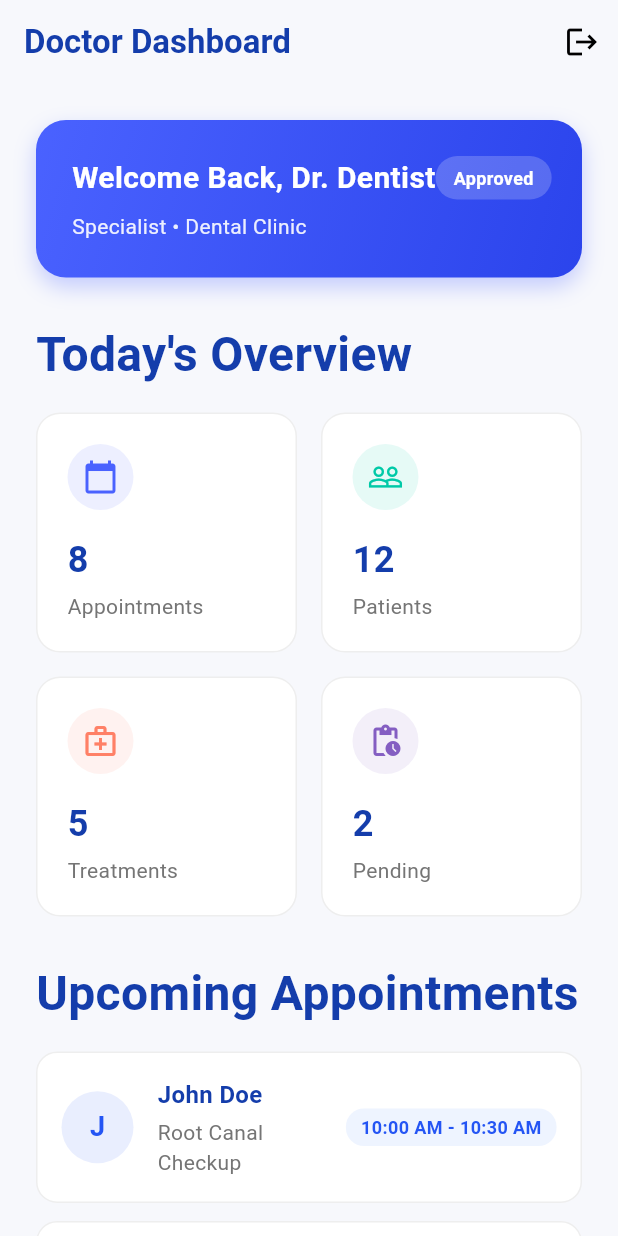
After one commit to TechAhamed01/dental_management_system, a Flutter app: the HomeScreen screen opened directly, on a phone screen of 412 x 824 dp. The commit adds this screen. Run offline on Flutter 3.47's test engine with Material 3 defaults, Android fonts, the phone set to English and light mode, and no system bars; our stand-ins replace file_picker, google_fonts; missing offline and left inert: bcrypt, dart_jsonwebtoken, serverpod, serverpod_auth_core_client, serverpod_auth_core_server, serverpod_auth_idp_client and 4 more; statements that could not run were skipped.

Commit message:
login issue in Dentist Cleared

```diff
--- a/dental/dental_server/lib/src/endpoints/auth_endpoint.dart
+++ b/dental/dental_server/lib/src/endpoints/auth_endpoint.dart
@@ -191,12 +191,6 @@ class AuthEndpoint extends Endpoint {
       throw Exception('Invalid email or password.');
     }
 
-    if (dentist.status == DentistStatus.pending) {
-      throw Exception('Your account is under review.');
-    } else if (dentist.status == DentistStatus.rejected) {
-      throw Exception('Your application has been rejected.');
-    }
-
     return dentist;
   }
 
--- /dev/null
+++ b/doctor/lib/controllers/login_controller.dart
@@ -0,0 +1,61 @@
+import 'package:flutter/material.dart';
+import 'package:dental_client/dental_client.dart' as dc;
+import '../repositories/auth_repository.dart';
+
+class LoginController extends ChangeNotifier {
+  final AuthRepository _authRepository = AuthRepository();
+
+  bool _isLoading = false;
+  String? _errorMessage;
+  dc.Dentist? _currentDentist;
+
+  bool get isLoading => _isLoading;
+  String? get errorMessage => _errorMessage;
+  dc.Dentist? get currentDentist => _currentDentist;
+
+  Future<dc.Dentist?> login(String email, String password) async {
+    debugPrint("[LoginController] Login button pressed for email: $email");
+    _isLoading = true;
+    _errorMessage = null;
+    notifyListeners();
+
+    try {
+      final dentist = await _authRepository.login(email, password);
+      debugPrint("[LoginController] API response received: $dentist");
+      if (dentist != null) {
+        debugPrint("[LoginController] Dentist status received: ${dentist.status}");
+        _currentDentist = dentist;
+      } else {
+        _errorMessage = "Invalid credentials or no response from server.";
+      }
+      return dentist;
+    } catch (e) {
+      debugPrint("[LoginController] Exceptions during login: $e");
+      _errorMessage = _parseError(e);
+      return null;
+    } finally {
+      _isLoading = false;
+      notifyListeners();
+    }
+  }
+
+  void logout() {
+    _currentDentist = null;
+    notifyListeners();
+  }
+
+  void clearError() {
+    _errorMessage = null;
+    notifyListeners();
+  }
+
+  String _parseError(dynamic e) {
+    final str = e.toString();
+    if (str.contains('ServerpodClientException:')) {
+      return str.split('ServerpodClientException:').last.trim();
+    } else if (str.contains('Exception:')) {
+      return str.split('Exception:').last.trim();
+    }
+    return str;
+  }
+}
--- /dev/null
+++ b/doctor/lib/repositories/auth_repository.dart
@@ -0,0 +1,12 @@
+import 'package:flutter/foundation.dart';
+import 'package:dental_client/dental_client.dart' as dc;
+import '../services/serverpod_client.dart';
+
+class AuthRepository {
+  Future<dc.Dentist?> login(String email, String password) async {
+    debugPrint("[AuthRepository] API request started: client.auth.dentistLogin($email)");
+    final response = await client.auth.dentistLogin(email, password);
+    debugPrint("[AuthRepository] API response received: $response");
+    return response;
+  }
+}
--- /dev/null
+++ b/doctor/lib/screens/home_screen.dart
@@ -0,0 +1,323 @@
+import 'package:flutter/material.dart';
+import 'package:provider/provider.dart';
+import 'package:dental_client/dental_client.dart' as dc;
+import '../controllers/login_controller.dart';
+import '../utils/colors.dart';
+import '../utils/text_styles.dart';
+import 'doctor_login.dart';
+
+class HomeScreen extends StatelessWidget {
+  final dc.Dentist? dentist;
+
+  const HomeScreen({super.key, this.dentist});
+
+  @override
+  Widget build(BuildContext context) {
+    final controller = Provider.of<LoginController>(context, listen: false);
+    final currentDentist = dentist ?? controller.currentDentist;
+
+    return Scaffold(
+      backgroundColor: AppColors.background,
+      appBar: AppBar(
+        backgroundColor: Colors.transparent,
+        elevation: 0,
+        title: Text(
+          "Doctor Dashboard",
+          style: TextStyle(
+            color: AppColors.heading,
+            fontWeight: FontWeight.bold,
+          ),
+        ),
+        actions: [
+          IconButton(
+            icon: const Icon(Icons.logout, color: Colors.black),
+            onPressed: () {
+              controller.logout();
+              Navigator.pushReplacement(
+                context,
+                MaterialPageRoute(builder: (_) => const DoctorLogin()),
+              );
+            },
+            tooltip: "Logout",
+          ),
+        ],
+      ),
+      body: SafeArea(
+        child: SingleChildScrollView(
+          padding: const EdgeInsets.all(24),
+          child: Column(
+            crossAxisAlignment: CrossAxisAlignment.start,
+            children: [
+              // Welcome Card
+              Container(
+                width: double.infinity,
+                padding: const EdgeInsets.all(24),
+                decoration: BoxDecoration(
+                  gradient: const LinearGradient(
+                    colors: [Color(0xff4A62FF), Color(0xff2B44EC)],
+                    begin: Alignment.topLeft,
+                    end: Alignment.bottomRight,
+                  ),
+                  borderRadius: BorderRadius.circular(20),
+                  boxShadow: [
+                    BoxShadow(
+                      color: const Color(0xff4A62FF).withValues(alpha: 0.3),
+                      blurRadius: 12,
+                      offset: const Offset(0, 6),
+                    ),
+                  ],
+                ),
+                child: Column(
+                  crossAxisAlignment: CrossAxisAlignment.start,
+                  children: [
+                    Row(
+                      mainAxisAlignment: MainAxisAlignment.spaceBetween,
+                      children: [
+                        Text(
+                          "Welcome Back, Dr. ${currentDentist?.fullName ?? 'Dentist'}",
+                          style: const TextStyle(
+                            color: Colors.white,
+                            fontSize: 20,
+                            fontWeight: FontWeight.bold,
+                          ),
+                        ),
+                        Container(
+                          padding: const EdgeInsets.symmetric(
+                            horizontal: 12,
+                            vertical: 6,
+                          ),
+                          decoration: BoxDecoration(
+                            color: Colors.white.withValues(alpha: 0.2),
+                            borderRadius: BorderRadius.circular(20),
+                          ),
+                          child: const Text(
+                            "Approved",
+                            style: TextStyle(
+                              color: Colors.white,
+                              fontWeight: FontWeight.w600,
+                              fontSize: 12,
+                            ),
+                          ),
+                        ),
+                      ],
+                    ),
+                    const SizedBox(height: 8),
+                    Text(
+                      "${currentDentist?.specialization ?? 'Specialist'} • ${currentDentist?.clinicName ?? 'Dental Clinic'}",
+                      style: TextStyle(
+                        color: Colors.white.withValues(alpha: 0.9),
+                        fontSize: 14,
+                      ),
+                    ),
+                  ],
+                ),
+              ),
+              const SizedBox(height: 28),
+
+              const Text(
+                "Today's Overview",
+                style: AppTextStyles.heading,
+              ),
+              const SizedBox(height: 16),
+
+              Row(
+                children: [
+                  Expanded(
+                    child: _buildStatCard(
+                      title: "Appointments",
+                      count: "8",
+                      icon: Icons.calendar_today,
+                      color: const Color(0xff4A62FF),
+                    ),
+                  ),
+                  const SizedBox(width: 16),
+                  Expanded(
+                    child: _buildStatCard(
+                      title: "Patients",
+                      count: "12",
+                      icon: Icons.people_outline,
+                      color: const Color(0xff00C9A7),
+                    ),
+                  ),
+                ],
+              ),
+              const SizedBox(height: 16),
+              Row(
+                children: [
+                  Expanded(
+                    child: _buildStatCard(
+                      title: "Treatments",
+                      count: "5",
+                      icon: Icons.medical_services_outlined,
+                      color: const Color(0xffFF8066),
+                    ),
+                  ),
+                  const SizedBox(width: 16),
+                  Expanded(
+                    child: _buildStatCard(
+                      title: "Pending",
+                      count: "2",
+                      icon: Icons.pending_actions,
+                      color: const Color(0xff845EC2),
+                    ),
+                  ),
+                ],
+              ),
+              const SizedBox(height: 28),
+
+              const Text(
+                "Upcoming Appointments",
+                style: AppTextStyles.heading,
+              ),
+              const SizedBox(height: 16),
+
+              _buildAppointmentItem(
+                patientName: "John Doe",
+                time: "10:00 AM - 10:30 AM",
+                treatment: "Root Canal Checkup",
+              ),
+              _buildAppointmentItem(
+                patientName: "Sarah Smith",
+                time: "11:15 AM - 12:00 PM",
+                treatment: "Teeth Cleaning & Whitening",
+              ),
+              _buildAppointmentItem(
+                patientName: "Michael Brown",
+                time: "02:00 PM - 03:00 PM",
+                treatment: "Dental Implant Consultation",
+              ),
+            ],
+          ),
+        ),
+      ),
+    );
+  }
+
+  Widget _buildStatCard({
+    required String title,
+    required String count,
+    required IconData icon,
+    required Color color,
+  }) {
+    return Container(
+      padding: const EdgeInsets.all(20),
+      decoration: BoxDecoration(
+        color: Colors.white,
+        borderRadius: BorderRadius.circular(16),
+        border: Border.all(color: Colors.grey.shade200),
+      ),
+      child: Column(
+        crossAxisAlignment: CrossAxisAlignment.start,
+        children: [
+          Container(
+            padding: const EdgeInsets.all(10),
+            decoration: BoxDecoration(
+              color: color.withValues(alpha: 0.1),
+              shape: BoxShape.circle,
+            ),
+            child: Icon(icon, color: color, size: 24),
+          ),
+          const SizedBox(height: 16),
+          Text(
+            count,
+            style: const TextStyle(
+              fontSize: 24,
+              fontWeight: FontWeight.bold,
+              color: AppColors.heading,
+            ),
+          ),
+          const SizedBox(height: 4),
+          Text(
+            title,
+            style: TextStyle(
+              fontSize: 14,
+              color: Colors.grey.shade600,
+            ),
+          ),
+        ],
+      ),
+    );
+  }
+
+  Widget _buildAppointmentItem({
+    required String patientName,
+    required String time,
+    required String treatment,
+  }) {
+    return Container(
+      margin: const EdgeInsets.only(bottom: 12),
+      padding: const EdgeInsets.all(16),
+      decoration: BoxDecoration(
+        color: Colors.white,
+        borderRadius: BorderRadius.circular(14),
+        border: Border.all(color: Colors.grey.shade200),
+      ),
+      child: Row(
+        children: [
+          Container(
+            width: 48,
+            height: 48,
+            decoration: BoxDecoration(
+              color: AppColors.primary.withValues(alpha: 0.1),
+              shape: BoxShape.circle,
+            ),
+            child: Center(
+              child: Text(
+                patientName.isNotEmpty ? patientName[0].toUpperCase() : 'P',
+                style: const TextStyle(
+                  color: AppColors.primary,
+                  fontWeight: FontWeight.bold,
+                  fontSize: 18,
+                ),
+              ),
+            ),
+          ),
+          const SizedBox(width: 16),
+          Expanded(
+            child: Column(
+              crossAxisAlignment: CrossAxisAlignment.start,
+              children: [
+                Text(
+                  patientName,
+                  style: const TextStyle(
+                    fontWeight: FontWeight.bold,
+                    fontSize: 16,
+                    color: AppColors.heading,
+                  ),
+                ),
+                const SizedBox(height: 4),
+                Text(
+                  treatment,
+                  style: TextStyle(
+                    color: Colors.grey.shade600,
+                    fontSize: 14,
+                  ),
+                ),
+              ],
+            ),
+          ),
+          Column(
+            crossAxisAlignment: CrossAxisAlignment.end,
+            children: [
+              Container(
+                padding: const EdgeInsets.symmetric(horizontal: 10, vertical: 4),
+                decoration: BoxDecoration(
+                  color: const Color(0xffEEF4FF),
+                  borderRadius: BorderRadius.circular(12),
+                ),
+                child: Text(
+                  time,
+                  style: const TextStyle(
+                    color: AppColors.primary,
+                    fontWeight: FontWeight.w600,
+                    fontSize: 12,
+                  ),
+                ),
+              ),
+            ],
+          ),
+        ],
+      ),
+    );
+  }
+}
--- a/doctor/lib/screens/professional_info.dart
+++ b/doctor/lib/screens/professional_info.dart
@@ -132,7 +132,7 @@ class _ProfessionalInfoState extends State<ProfessionalInfo> {
                 const SizedBox(height: 8),
 
                 DropdownButtonFormField<String>(
-                  value: selectedSpecialization,
+                  initialValue: selectedSpecialization,
                   decoration: fieldDecoration("Select Specialization"),
                   items: const [
 
@@ -189,7 +189,7 @@ class _ProfessionalInfoState extends State<ProfessionalInfo> {
                 const SizedBox(height: 8),
 
                 DropdownButtonFormField<String>(
-                  value: selectedQualification,
+                  initialValue: selectedQualification,
                   decoration: fieldDecoration("Select Qualification"),
                   items: const [
 
@@ -236,7 +236,7 @@ class _ProfessionalInfoState extends State<ProfessionalInfo> {
                 const SizedBox(height: 8),
 
                 DropdownButtonFormField<String>(
-                  value: selectedExperience,
+                  initialValue: selectedExperience,
                   decoration: fieldDecoration("Select Experience"),
                   items: const [
 
--- a/doctor/lib/screens/verification.dart
+++ b/doctor/lib/screens/verification.dart
@@ -1,6 +1,6 @@
 import 'package:flutter/material.dart';
 import 'package:file_picker/file_picker.dart';
-import 'package:dental_client/dental_client.dart' as dc;
+import '../services/serverpod_client.dart';
 
 import '../models/registration_data.dart';
 import '../utils/colors.dart';
@@ -61,8 +61,6 @@ class _VerificationState extends State<Verification> {
     });
 
     try {
-      final client = dc.Client('http://localhost:8080/');
-
       final res = await client.auth.dentistRegister(
         widget.data.fullName,
         widget.data.email,
--- a/doctor/pubspec.yaml
+++ b/doctor/pubspec.yaml
@@ -13,6 +13,8 @@ dependencies:
 
   cupertino_icons: ^1.0.8
   file_picker: ^10.2.0
+  provider: ^6.1.5+1
+  serverpod_flutter: ^3.4.11
   dental_client:
     path: ../dental/dental_client
 
```
Also changed, not shown: doctor/lib/main.dart (+15 -5 lines), doctor/lib/screens/doctor_login.dart (+95 -22 lines), doctor/lib/screens/rejected_screen.dart (added, +68 -0 lines), doctor/lib/screens/under_review_screen.dart (added, +11 -0 lines), doctor/lib/services/serverpod_client.dart (added, +9 -0 lines), doctor/pubspec.lock, 4 other files.
